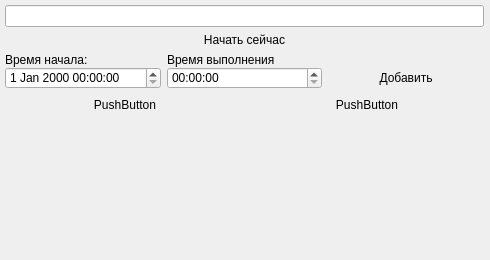
Qt form my_widgets/add_widget.ui (prostoLavr/time_control) before a commit.
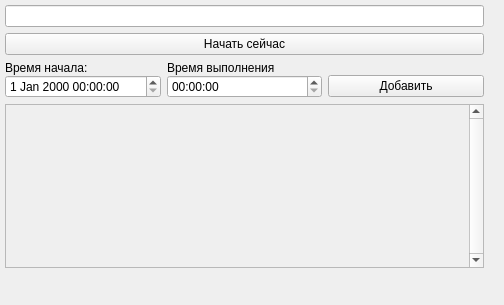
The same form after that commit.

Diff of the .ui file:
```diff
--- a/my_widgets/add_widget.ui
+++ b/my_widgets/add_widget.ui
@@ -6,8 +6,8 @@
    <rect>
     <x>0</x>
     <y>0</y>
-    <width>490</width>
-    <height>260</height>
+    <width>504</width>
+    <height>305</height>
    </rect>
   </property>
   <property name="minimumSize">
@@ -20,9 +20,7 @@
    <string>Frame</string>
   </property>
   <property name="styleSheet">
-   <string notr="true">QPushButton{
-	border-radius: 0;
-}</string>
+   <string notr="true"/>
   </property>
   <widget class="QWidget" name="verticalLayoutWidget_2">
    <property name="geometry">
@@ -104,6 +102,15 @@
           <property name="text">
            <string>Добавить</string>
           </property>
+          <property name="autoDefault">
+           <bool>false</bool>
+          </property>
+          <property name="default">
+           <bool>false</bool>
+          </property>
+          <property name="flat">
+           <bool>false</bool>
+          </property>
          </widget>
         </item>
        </layout>
@@ -123,55 +130,21 @@
         <property name="topMargin">
          <number>0</number>
         </property>
-        <item>
-         <widget class="QPushButton" name="pushButton">
-          <property name="styleSheet">
-           <string notr="true">QPushButton {
-	background: &quot;#CCC&quot;;
-	border-width: 3 3 3 3;
-	border-style: solid none none solid;
-	border-color: &quot;#BBB&quot;;
-}
-QPushButton:hover {
-	background: &quot;#BBB&quot;;
-}
-QPushButton:focus {
-	background: &quot;#BBB&quot;;
-}</string>
-          </property>
-          <property name="text">
-           <string>PushButton</string>
-          </property>
-         </widget>
-        </item>
-        <item>
-         <widget class="QPushButton" name="pushButton_2">
-          <property name="styleSheet">
-           <string notr="true">QPushButton {
-	background: &quot;#CCC&quot;;
-	border-width: 3 3 3 3;
-	border-style: solid none none solid;
-	border-color: &quot;#BBB&quot;;
-}
-QPushButton:hover {
-	background: &quot;#BBB&quot;;
-}
-QPushButton:focus {
-	background: &quot;#BBB&quot;;
-}</string>
-          </property>
-          <property name="text">
-           <string>PushButton</string>
-          </property>
-         </widget>
-        </item>
        </layout>
       </item>
       <item>
        <widget class="QScrollArea" name="scrollArea">
         <property name="styleSheet">
-         <string notr="true">background: &quot;#DDD&quot;;
-border: None;</string>
+         <string notr="true"/>
+        </property>
+        <property name="verticalScrollBarPolicy">
+         <enum>Qt::ScrollBarAlwaysOn</enum>
+        </property>
+        <property name="horizontalScrollBarPolicy">
+         <enum>Qt::ScrollBarAlwaysOff</enum>
+        </property>
+        <property name="sizeAdjustPolicy">
+         <enum>QAbstractScrollArea::AdjustToContents</enum>
         </property>
         <property name="widgetResizable">
          <bool>true</bool>
@@ -181,13 +154,24 @@
           <rect>
            <x>0</x>
            <y>0</y>
-           <width>477</width>
-           <height>108</height>
+           <width>459</width>
+           <height>98</height>
           </rect>
          </property>
          <property name="styleSheet">
           <string notr="true"/>
          </property>
+         <widget class="QWidget" name="verticalLayoutWidget">
+          <property name="geometry">
+           <rect>
+            <x>0</x>
+            <y>0</y>
+            <width>481</width>
+            <height>281</height>
+           </rect>
+          </property>
+          <layout class="QVBoxLayout" name="homeVLayout"/>
+         </widget>
         </widget>
        </widget>
       </item>
```
Left out of the diff: 8 changed lines with no effect on the pictures.
